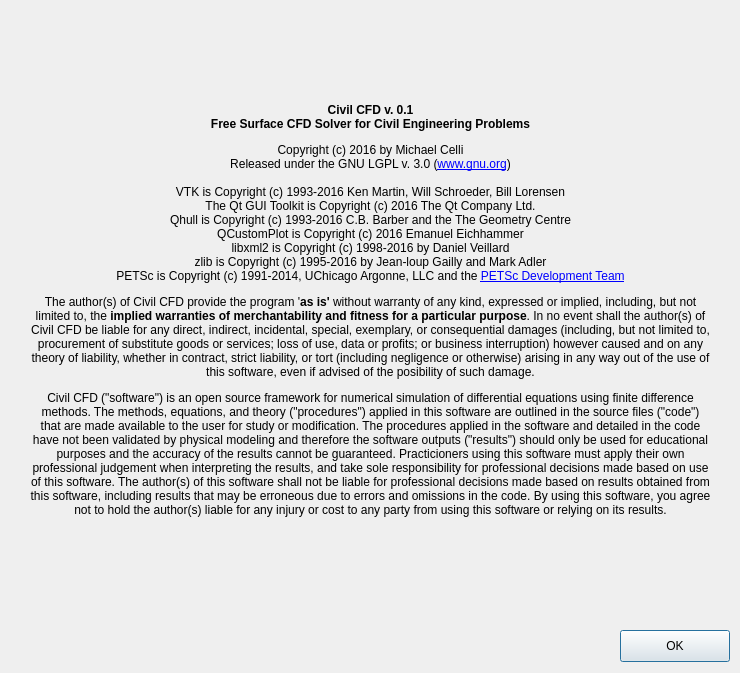
Old version of the form gui/about.ui in the repository civilcfd/Civil-CFD.
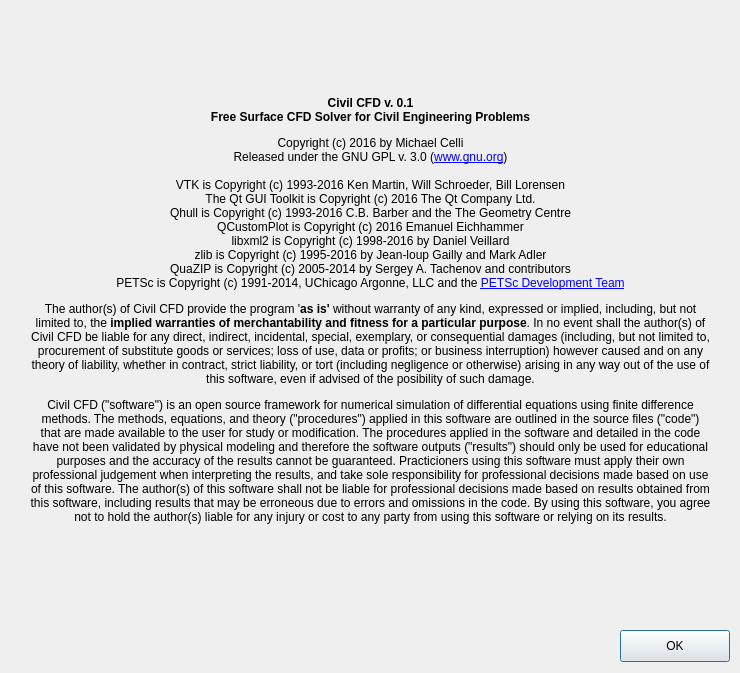
New version of the form. Icons and pictures are not drawn.

What changed in the file:
```diff
--- a/gui/about.ui
+++ b/gui/about.ui
@@ -42,7 +42,7 @@
     </rect>
    </property>
    <property name="text">
-    <string>&lt;html&gt;&lt;head/&gt;&lt;body&gt;&lt;p align=&quot;center&quot;&gt;&lt;span style=&quot; font-weight:600;&quot;&gt;Civil CFD v. 0.1&lt;br/&gt;Free Surface CFD Solver for Civil Engineering Problems&lt;/span&gt;&lt;/p&gt;&lt;p align=&quot;center&quot;&gt;Copyright (c) 2016 by Michael Celli&lt;br/&gt;Released under the GNU LGPL v. 3.0 (&lt;a href=&quot;www.gnu.org&quot;&gt;&lt;span style=&quot; text-decoration: underline; color:#0000ff;&quot;&gt;www.gnu.org&lt;/span&gt;&lt;/a&gt;)&lt;br/&gt;&lt;br/&gt;VTK is Copyright (c) 1993-2016 Ken Martin, Will Schroeder, Bill Lorensen&lt;br/&gt;The Qt GUI Toolkit is Copyright (c) 2016 The Qt Company Ltd.&lt;br/&gt;Qhull is Copyright (c) 1993-2016 C.B. Barber and the The Geometry Centre&lt;br/&gt;QCustomPlot is Copyright (c) 2016 Emanuel Eichhammer&lt;br/&gt;libxml2 is Copyright (c) 1998-2016 by Daniel Veillard&lt;br/&gt;zlib is Copyright (c) 1995-2016 by Jean-loup Gailly and Mark Adler&lt;br/&gt;PETSc is Copyright (c) 1991-2014, UChicago Argonne, LLC and the &lt;a href=&quot;http://www.mcs.anl.gov/petsc/miscellaneous/index.html&quot;&gt;&lt;span style=&quot; text-decoration: underline; color:#0000ff;&quot;&gt;PETSc Development Team&lt;/span&gt;&lt;/a&gt;&lt;/p&gt;&lt;p align=&quot;center&quot;&gt;The author(s) of Civil CFD provide the program '&lt;span style=&quot; font-weight:600;&quot;&gt;as is'&lt;/span&gt; without warranty of any kind, expressed or implied, including, but not limited to, the &lt;span style=&quot; font-weight:600;&quot;&gt;implied warranties of merchantability and fitness for a particular purpose&lt;/span&gt;. In no event shall the author(s) of Civil CFD be liable for any direct, indirect, incidental, special, exemplary, or consequential damages (including, but not limited to, procurement of substitute goods or services; loss of use, data or profits; or business interruption) however caused and on any theory of liability, whether in contract, strict liability, or tort (including negligence or otherwise) arising in any way out of the use of this software, even if advised of the posibility of such damage.&lt;/p&gt;&lt;p align=&quot;center&quot;&gt;Civil CFD (&amp;quot;software&amp;quot;) is an open source framework for numerical simulation of differential equations using finite difference methods. The methods, equations, and theory (&amp;quot;procedures&amp;quot;) applied in this software are outlined in the source files (&amp;quot;code&amp;quot;) that are made available to the user for study or modification. The procedures applied in the software and detailed in the code have not been validated by physical modeling and therefore the software outputs (&amp;quot;results&amp;quot;) should only be used for educational purposes and the accuracy of the results cannot be guaranteed. Practicioners using this software must apply their own professional judgement when interpreting the results, and take sole responsibility for professional decisions made based on use of this software. The author(s) of this software shall not be liable for professional decisions made based on results obtained from this software, including results that may be erroneous due to errors and omissions in the code. By using this software, you agree not to hold the author(s) liable for any injury or cost to any party from using this software or relying on its results.&lt;/p&gt;&lt;/body&gt;&lt;/html&gt;</string>
+    <string>&lt;html&gt;&lt;head/&gt;&lt;body&gt;&lt;p align=&quot;center&quot;&gt;&lt;span style=&quot; font-weight:600;&quot;&gt;Civil CFD v. 0.1&lt;br/&gt;Free Surface CFD Solver for Civil Engineering Problems&lt;/span&gt;&lt;/p&gt;&lt;p align=&quot;center&quot;&gt;Copyright (c) 2016 by Michael Celli&lt;br/&gt;Released under the GNU GPL v. 3.0 (&lt;a href=&quot;www.gnu.org&quot;&gt;&lt;span style=&quot; text-decoration: underline; color:#0000ff;&quot;&gt;www.gnu.org&lt;/span&gt;&lt;/a&gt;)&lt;br/&gt;&lt;br/&gt;VTK is Copyright (c) 1993-2016 Ken Martin, Will Schroeder, Bill Lorensen&lt;br/&gt;The Qt GUI Toolkit is Copyright (c) 2016 The Qt Company Ltd.&lt;br/&gt;Qhull is Copyright (c) 1993-2016 C.B. Barber and the The Geometry Centre&lt;br/&gt;QCustomPlot is Copyright (c) 2016 Emanuel Eichhammer&lt;br/&gt;libxml2 is Copyright (c) 1998-2016 by Daniel Veillard&lt;br/&gt;zlib is Copyright (c) 1995-2016 by Jean-loup Gailly and Mark Adler&lt;br/&gt;QuaZIP is Copyright (c) 2005-2014 by Sergey A. Tachenov and contributors&lt;br/&gt;PETSc is Copyright (c) 1991-2014, UChicago Argonne, LLC and the &lt;a href=&quot;http://www.mcs.anl.gov/petsc/miscellaneous/index.html&quot;&gt;&lt;span style=&quot; text-decoration: underline; color:#0000ff;&quot;&gt;PETSc Development Team&lt;/span&gt;&lt;/a&gt;&lt;/p&gt;&lt;p align=&quot;center&quot;&gt;The author(s) of Civil CFD provide the program '&lt;span style=&quot; font-weight:600;&quot;&gt;as is'&lt;/span&gt; without warranty of any kind, expressed or implied, including, but not limited to, the &lt;span style=&quot; font-weight:600;&quot;&gt;implied warranties of merchantability and fitness for a particular purpose&lt;/span&gt;. In no event shall the author(s) of Civil CFD be liable for any direct, indirect, incidental, special, exemplary, or consequential damages (including, but not limited to, procurement of substitute goods or services; loss of use, data or profits; or business interruption) however caused and on any theory of liability, whether in contract, strict liability, or tort (including negligence or otherwise) arising in any way out of the use of this software, even if advised of the posibility of such damage.&lt;/p&gt;&lt;p align=&quot;center&quot;&gt;Civil CFD (&amp;quot;software&amp;quot;) is an open source framework for numerical simulation of differential equations using finite difference methods. The methods, equations, and theory (&amp;quot;procedures&amp;quot;) applied in this software are outlined in the source files (&amp;quot;code&amp;quot;) that are made available to the user for study or modification. The procedures applied in the software and detailed in the code have not been validated by physical modeling and therefore the software outputs (&amp;quot;results&amp;quot;) should only be used for educational purposes and the accuracy of the results cannot be guaranteed. Practicioners using this software must apply their own professional judgement when interpreting the results, and take sole responsibility for professional decisions made based on use of this software. The author(s) of this software shall not be liable for professional decisions made based on results obtained from this software, including results that may be erroneous due to errors and omissions in the code. By using this software, you agree not to hold the author(s) liable for any injury or cost to any party from using this software or relying on its results.&lt;/p&gt;&lt;/body&gt;&lt;/html&gt;</string>
    </property>
    <property name="textFormat">
     <enum>Qt::RichText</enum>
```
